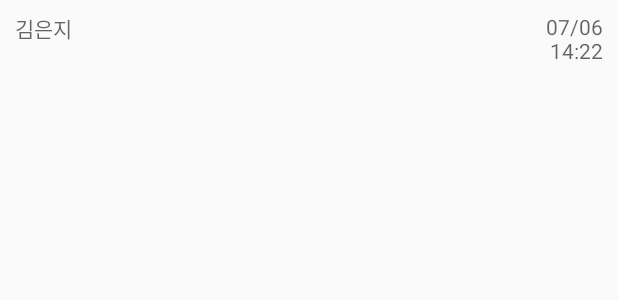
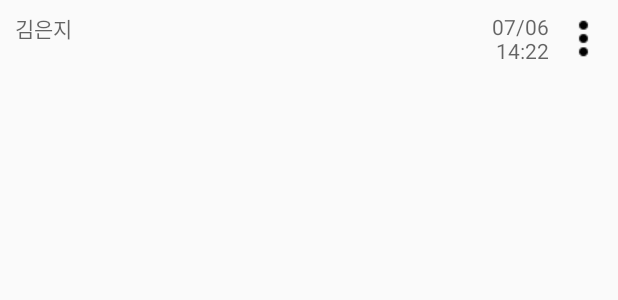
Before and after one commit to konsole2e/cconma-handong, an Android app: the layout board_comment_list_item.xml on its own in the app's theme, with its tools: preview values and no code run, on a phone screen of 412 x 824 dp. Shown: the top 300 px of the screen. Run offline under Robolectric (Android 15) with nearby library versions, the phone set to English and light mode, and no system bars.

Commit message:
comment insert

```diff
--- a/CconmaAdmin/app/src/main/res/drawable/btn_search.xml
+++ b/CconmaAdmin/app/src/main/res/drawable/btn_search.xml
@@ -1,5 +1,5 @@
 <?xml version="1.0" encoding="utf-8"?>
 <selector xmlns:android="http://schemas.android.com/apk/res/android">
-    <item android:state_selected="true" android:drawable="@drawable/ic_clear_white_24dp" />
-    <item android:state_selected="false" android:drawable="@drawable/ic_search_white_24dp" />
+    <item android:state_pressed="false" android:drawable="@drawable/ic_more_vert_black_24dp" />
+    <item android:state_pressed="true" android:drawable="@drawable/ic_more_vert_black_push"/>
 </selector>
--- a/CconmaAdmin/app/src/main/res/layout/board_comment_list_item.xml
+++ b/CconmaAdmin/app/src/main/res/layout/board_comment_list_item.xml
@@ -1,14 +1,12 @@
 <?xml version="1.0" encoding="utf-8"?>
-<FrameLayout xmlns:android="http://schemas.android.com/apk/res/android"
-    android:layout_width="fill_parent" android:layout_height="wrap_content"
-    android:paddingRight="10dp"
-    android:paddingTop="8dp"
-    android:paddingBottom="8dp">
 <LinearLayout
+    xmlns:android="http://schemas.android.com/apk/res/android"
     android:layout_width="fill_parent"
     android:layout_height="wrap_content"
     android:minHeight="40dp"
-        android:orientation="horizontal">
+    android:orientation="horizontal"
+    android:paddingTop="8dp"
+    android:paddingBottom="8dp">
     <TextView
         android:id="@+id/text_board_view_comment_writer"
         android:layout_width="wrap_content"
@@ -33,7 +31,7 @@
         <TextView
             android:id="@+id/text_board_view_comment"
             android:layout_width="fill_parent"
-                android:layout_height="wrap_content"
+            android:layout_height="fill_parent"
             android:textColor="#000000"
             android:autoLink="web"/>
     </LinearLayout>
@@ -44,5 +42,15 @@
         android:gravity="right|top"
         android:textColor="#000000"
         android:hint="07/06\n14:22"/>
+    <ImageButton
+        android:id="@+id/btn_comment"
+        android:layout_width="35dp"
+        android:layout_height="35dp"
+        android:src="@drawable/btn_search"
+        android:layout_marginLeft="5dp"
+        android:layout_marginRight="5dp"
+        android:layout_gravity="top"
+        android:adjustViewBounds="true"
+        android:scaleType="fitXY"
+        android:background="@android:color/transparent"/>
 </LinearLayout>
-</FrameLayout>
--- a/CconmaAdmin/app/src/main/res/layout/board_layout.xml
+++ b/CconmaAdmin/app/src/main/res/layout/board_layout.xml
@@ -51,7 +51,7 @@
                     android:layout_gravity="center_vertical"
                     android:layout_width="25dp"
                     android:layout_height="25dp"
-                    android:background="@drawable/btn_search"/>
+                    android:background="@drawable/ic_search_white_24dp"/>
 
             </LinearLayout>
 
```
Also changed, not shown: CconmaAdmin/app/src/main/java/handong/cconma/cconmaadmin/Board/BoardViewActivity.java (+135 -101 lines), CconmaAdmin/app/src/main/res/drawable-hdpi/ic_more_vert_black_24dp.png (added), CconmaAdmin/app/src/main/res/drawable-hdpi/ic_more_vert_black_push.png (added), CconmaAdmin/app/src/main/res/drawable-mdpi/ic_more_vert_black_24dp.png (added), CconmaAdmin/app/src/main/res/drawable-mdpi/ic_more_vert_black_push.png (added), CconmaAdmin/app/src/main/res/drawable-xhdpi/ic_more_vert_black_24dp.png (added), CconmaAdmin/app/src/main/res/drawable-xhdpi/ic_more_vert_black_push.png (added), CconmaAdmin/app/src/main/res/drawable-xxhdpi/ic_more_vert_black_24dp.png (added), CconmaAdmin/app/src/main/res/drawable-xxhdpi/ic_more_vert_black_push.png (added), CconmaAdmin/app/src/main/res/drawable-xxxhdpi/ic_more_vert_black_24dp.png (added), CconmaAdmin/app/src/main/res/drawable-xxxhdpi/ic_more_vert_black_push.png (added). Lines whose indentation alone changed are shown as unchanged.
